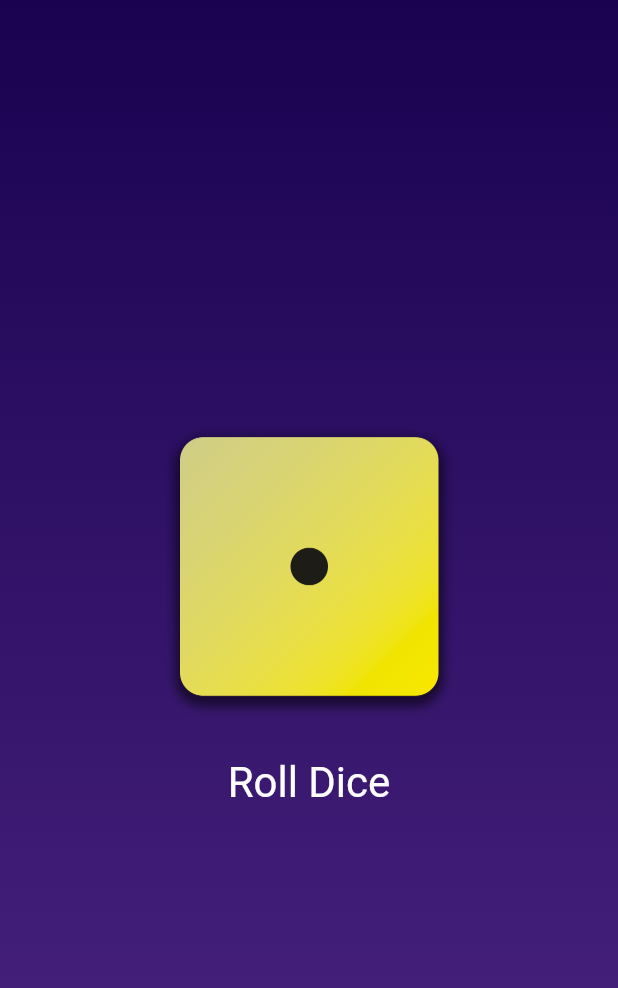
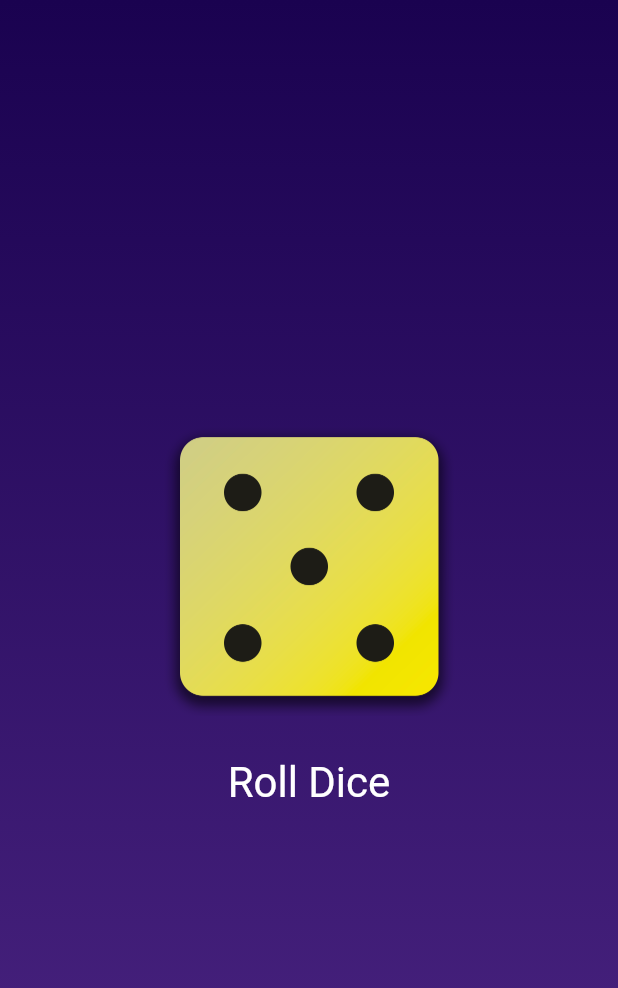
Before and after one commit to Mahender-Kumar/dice-roll, a Flutter app: the screen it shows after launch, after a tap on "Roll Dice", on a phone screen of 412 x 824 dp. Shown: the top 988 px of the screen. Run offline on Flutter 3.47's test engine with Material 2 defaults, Android fonts, the phone set to English and light mode, and no system bars.

Commit message:
dice roll completed

```diff
--- a/lib/dice_roller.dart
+++ b/lib/dice_roller.dart
@@ -1,10 +1,46 @@
-// import 'package:flutter/material.dart';
+import 'package:flutter/material.dart';
+import 'dart:math';
+final randomizer = Random();
+class DiceRoller extends StatefulWidget {
+  const DiceRoller({super.key});
+  @override
+  State<DiceRoller> createState() {
+    return _DiceRollerState();
+  }
+}
 
-// class DiceRoller extends StatefulWidget{
-//   @override
-//   State<DiceRoller> createState(){
-//     return
-//   }
-// }
+class _DiceRollerState extends State<DiceRoller> {
 
-// class _DiceRollerState
+  int currDiceRoll = 1;
+
+  void rolldice() {
+    setState(() {
+      currDiceRoll = randomizer.nextInt(6) + 1;
+    });
+  }
+
+  @override
+  Widget build(context) {
+    return Column(
+      mainAxisSize: MainAxisSize.min,
+      children: [
+        Image.asset(
+          'assets/dice-images/dice-$currDiceRoll.png',
+          width: 200,
+        ),
+        const SizedBox(
+          height: 20,
+        ),
+        TextButton(
+          onPressed: rolldice,
+          style: TextButton.styleFrom(
+            // padding: const EdgeInsets.only(top: 20),
+            foregroundColor: Colors.white,
+            textStyle: const TextStyle(fontSize: 28),
+          ),
+          child: const Text('Roll Dice'),
+        ),
+      ],
+    );
+  }
+}
--- a/lib/gradient_container.dart
+++ b/lib/gradient_container.dart
@@ -1,5 +1,5 @@
 import 'package:flutter/material.dart';
-import 'package:flutter_application_1/styled_text.dart';
+import 'package:flutter_application_1/dice_roller.dart';
 
 var startAlignment = Alignment.topRight;
 var endAlignment = Alignment.bottomRight;
@@ -27,18 +27,13 @@ var endAlignment = Alignment.bottomRight;
 //   }
 // }
 class GradientContainer extends StatelessWidget {
-  GradientContainer(
+  const GradientContainer(
     this.colorsList, {
     super.key,
   });
   final List<Color> colorsList;
 
-  var activeDiceImage = 'assets/dice-images/dice-1.png';
 
-  void rolldice() {
-    activeDiceImage = 'assets/dice-images/dice-3.png';
-    print('clickeed');
-  }
 
   @override
   Widget build(BuildContext context) {
@@ -50,28 +45,8 @@ class GradientContainer extends StatelessWidget {
           end: endAlignment,
         ),
       ),
-      child: Center(
-        child: Column(
-          mainAxisSize: MainAxisSize.min,
-          children: [
-            Image.asset(
-              activeDiceImage,
-              width: 200,
-            ),
-            const SizedBox(
-              height: 20,
-            ),
-            TextButton(
-              onPressed: rolldice,
-              style: TextButton.styleFrom(
-                // padding: const EdgeInsets.only(top: 20),
-                foregroundColor: Colors.white,
-                textStyle: const TextStyle(fontSize: 28),
-              ),
-              child: const Text('Roll Dice'),
-            ),
-          ],
-        ),
+      child: const Center(
+        child: DiceRoller(),
       ),
     );
   }
--- a/lib/main.dart
+++ b/lib/main.dart
@@ -3,10 +3,10 @@ import 'package:flutter_application_1/gradient_container.dart';
 
 void main() {
   runApp(
-    MaterialApp(
+    const MaterialApp(
       home: Scaffold(
         body: GradientContainer(
-          const [
+          [
             Color.fromARGB(255, 26, 2, 80),
             Color.fromARGB(255, 77, 38, 132),
           ],
```
